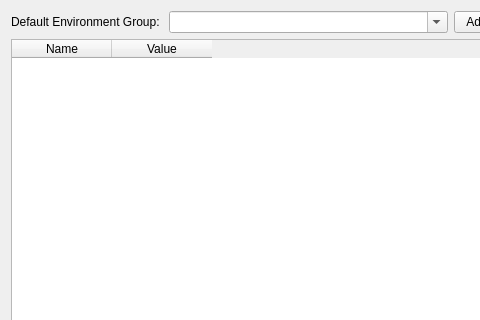
This is project/settings/environmentwidget.ui in KDE/kdevelop as Qt 5 draws it before an edit; both pictures show x 0 to 480 and y 0 to 320 of the 638 by 555 pixel window. The edited form follows.
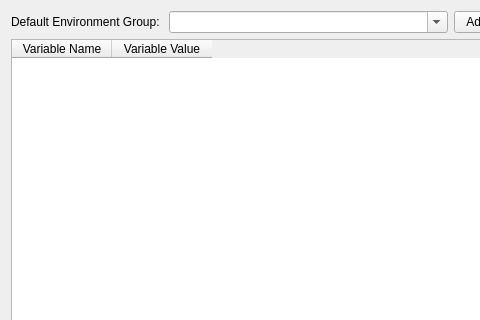
This is the edited form. Custom widgets are drawn as their Qt base class.

Commit message: don't clear the table, only the content so the header stays. Fix the header to include Variable as that IMHO is useful information

```diff
--- a/project/settings/environmentwidget.ui
+++ b/project/settings/environmentwidget.ui
@@ -54,12 +54,12 @@
      </property>
      <column>
       <property name="text" >
-       <string>Name</string>
+       <string>Variable Name</string>
       </property>
      </column>
      <column>
       <property name="text" >
-       <string>Value</string>
+       <string>Variable Value</string>
       </property>
      </column>
     </widget>
```
The commit also changes 1 other file.
